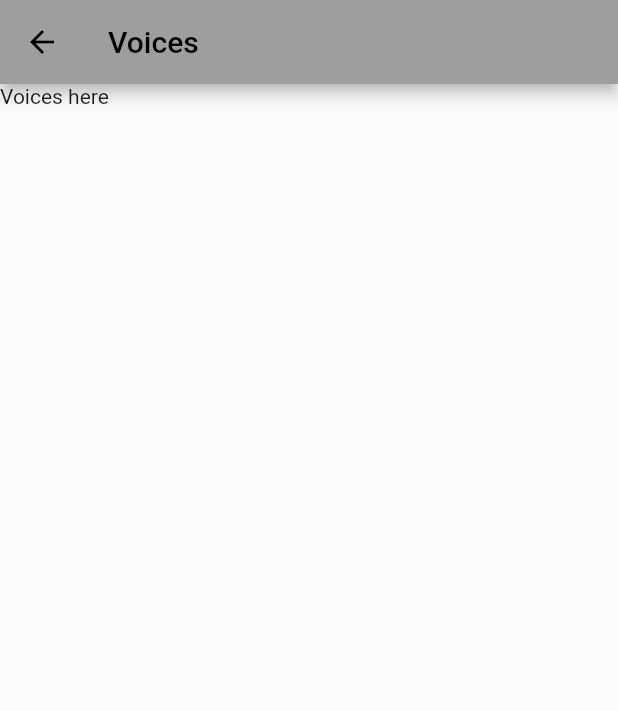
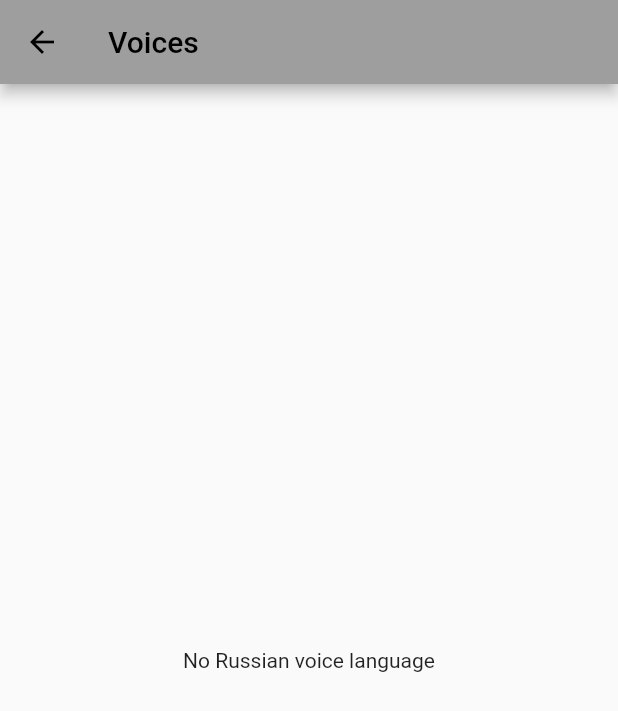
Before and after one commit to dirkz/russian_clock, a Flutter app: the Voices screen opened directly, on a phone screen of 412 x 824 dp. Shown: the top 711 px of the screen. Run offline on Flutter 3.47's test engine with Material 2 defaults, Android fonts, the phone set to English and light mode, and no system bars; our stand-ins replace flutter_tts, google_fonts; Roboto replaces fonts that are missing (Vollkorn).

```diff
--- a/lib/voices.dart
+++ b/lib/voices.dart
@@ -33,7 +33,27 @@ class _VoicesState extends State<Voices> {
         appBar: AppBar(
           title: const Text("Voices"),
         ),
-        body: const Text("Voices here"));
+        body: FutureBuilder<bool>(
+          future: _haveRu, // async work
+          builder: (BuildContext context, AsyncSnapshot<bool> snapshot) {
+            switch (snapshot.connectionState) {
+              case ConnectionState.waiting:
+                return const Text('Determining available languages');
+              default:
+                if (snapshot.hasError) {
+                  return Text('Error: ${snapshot.error}');
+                } else {
+                  if (snapshot.data == true) {
+                    return const Center(
+                        child: Text('Have Russian as voice language'));
+                  } else {
+                    return const Center(
+                        child: Text('No Russian voice language'));
+                  }
+                }
+            }
+          },
+        ));
   }
 
   final FlutterTts _flutterTts = FlutterTts();
```
